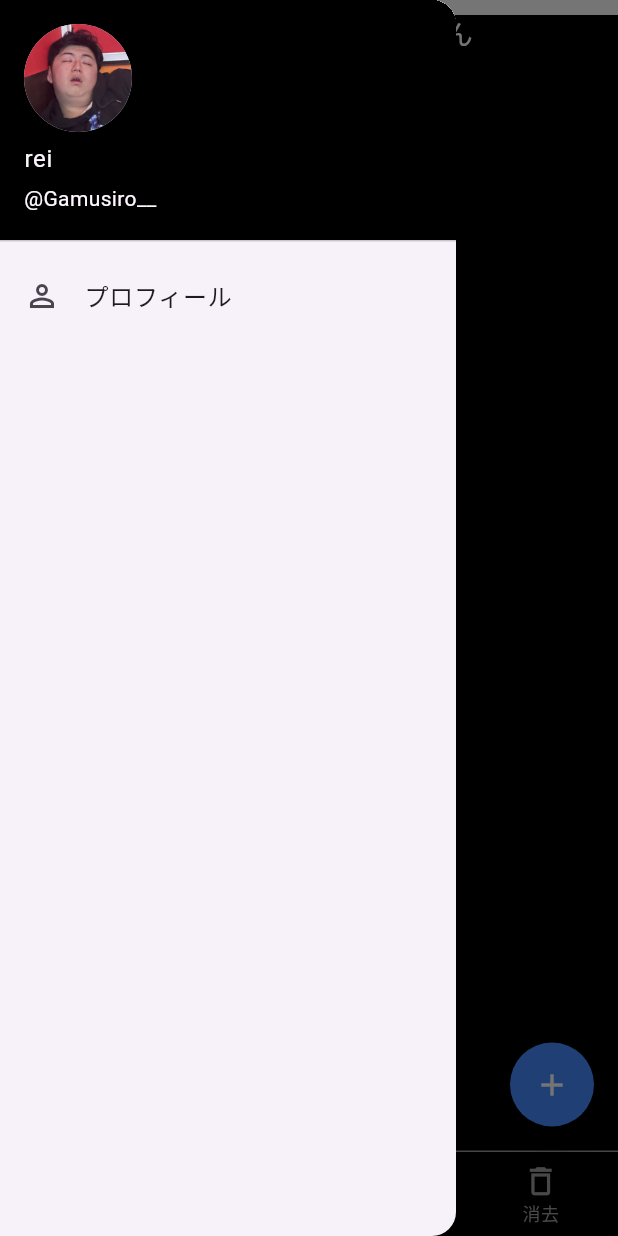
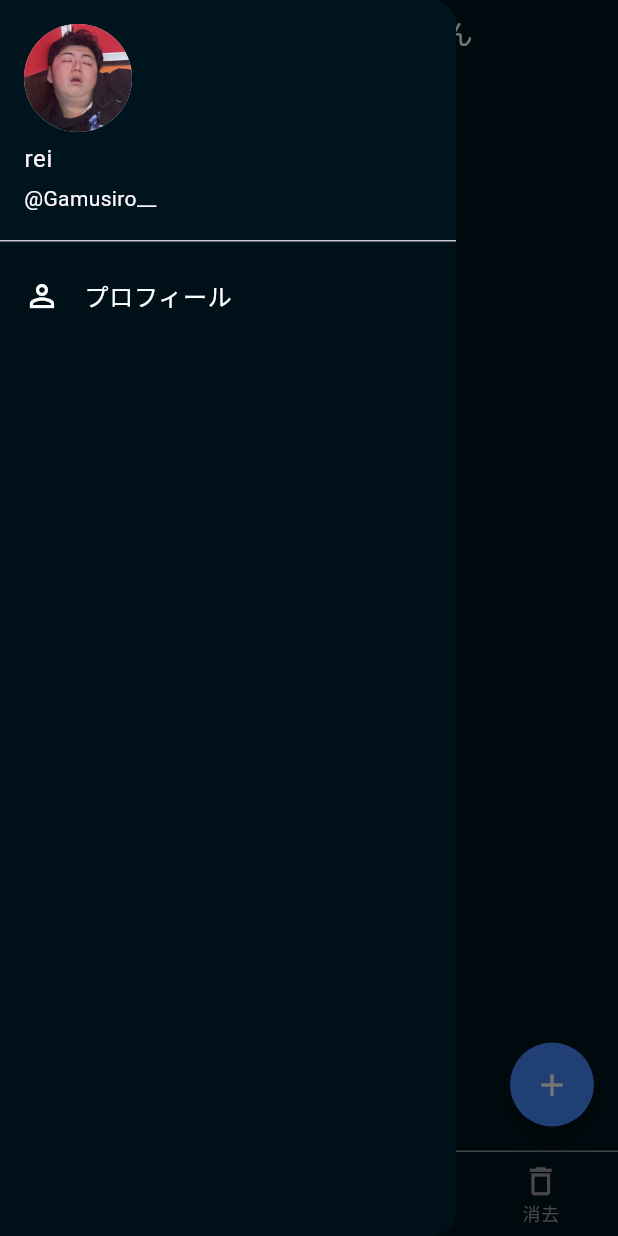
Before and after one commit to Rei0404nakada/learning_ui, a Flutter app: the screen it shows after launch, with the side drawer open, on a phone screen of 412 x 824 dp. Run offline on Flutter 3.47's test engine with Material 3 defaults, Android fonts, the phone set to English and light mode, and no system bars; our stand-ins replace shared_preferences.

Commit message:
update: 色変更

```diff
--- a/lib/bottom_tab_bar.dart
+++ b/lib/bottom_tab_bar.dart
@@ -28,18 +28,19 @@ class _BottomTabBarState extends State<BottomTabBar> {
   @override
   Widget build(BuildContext context) {
     return Scaffold(
-      backgroundColor: Colors.black,
+      backgroundColor: Color.fromARGB(255, 0, 20, 30),
       appBar: PreferredSize(
         preferredSize: const Size.fromHeight(10),
         child: AppBar(
-          backgroundColor: Colors.white,
+          backgroundColor: Color.fromARGB(255, 0, 20, 30),
         ),
       ),
       drawer: Drawer(
+        backgroundColor: Color.fromARGB(255, 0, 16, 24),
         child: ListView(
           children: <Widget>[
             const UserAccountsDrawerHeader(
-              decoration: BoxDecoration(color: Colors.black),
+              decoration: BoxDecoration(color: Color.fromARGB(255, 0, 20, 30)),
               currentAccountPicture: CircleAvatar(
                 backgroundImage: AssetImage('assets/image/IMG_3614.jpg'),
               ),
@@ -47,8 +48,14 @@ class _BottomTabBarState extends State<BottomTabBar> {
               accountEmail: Text('@Gamusiro__'),
             ),
             ListTile(
-              leading: Icon(Icons.perm_identity_outlined),
-              title: Text('プロフィール'),
+              leading: const Icon(
+                Icons.perm_identity_outlined,
+                color: Colors.white,
+              ),
+              title: const Text(
+                'プロフィール',
+                style: TextStyle(color: Colors.white),
+              ),
               onTap: () {},
             ),
           ],
@@ -69,32 +76,30 @@ class _BottomTabBarState extends State<BottomTabBar> {
           onTap: onItemTapped,
           items: const <BottomNavigationBarItem>[
             BottomNavigationBarItem(
-              icon: Icon(Icons.home_sharp),
+              icon: Icon(
+                Icons.home_sharp,
+              ),
               label: 'home',
               tooltip: 'home',
-              backgroundColor: Colors.black,
             ),
             BottomNavigationBarItem(
               icon: Icon(Icons.favorite_outline),
               label: 'いいね',
               tooltip: 'いいね',
-              backgroundColor: Colors.black,
             ),
             BottomNavigationBarItem(
               icon: Icon(Icons.cached),
               label: 'リツイート',
               tooltip: 'リツイート',
-              backgroundColor: Colors.black,
             ),
             BottomNavigationBarItem(
               icon: Icon(Icons.delete_outline),
               label: '消去',
               tooltip: '消去',
-              backgroundColor: Colors.black,
             ),
           ],
           type: BottomNavigationBarType.fixed,
-          backgroundColor: Colors.black,
+          backgroundColor: Color.fromARGB(255, 0, 20, 30),
           enableFeedback: false,
           iconSize: 25,
           selectedItemColor: Colors.amber,
```
